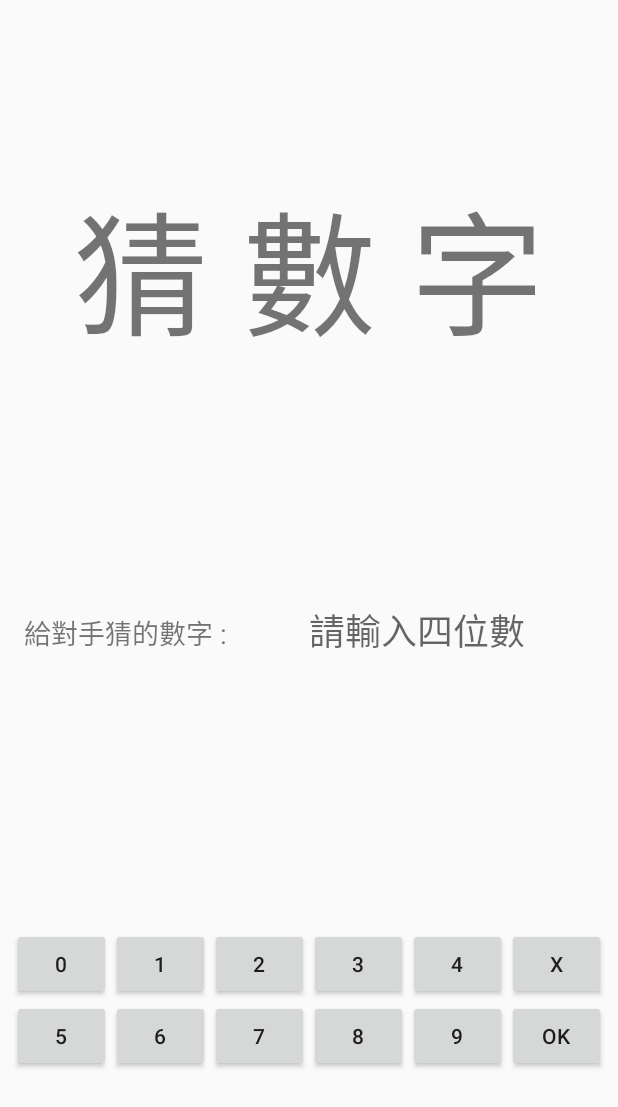
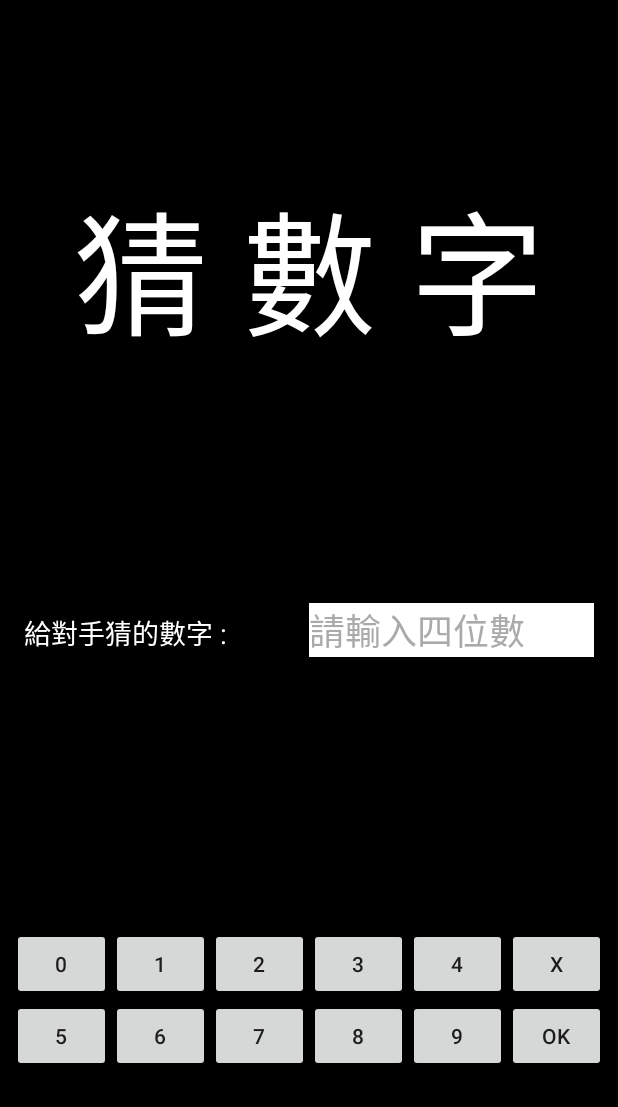
Before and after one commit to shusei/GuessNumberNetAndroid, an Android app: the screen it shows after launch (MainActivity), on a phone screen of 412 x 824 dp. Shown: the top 1107 px of the screen. Run offline under Robolectric (Android 15) with nearby library versions, the phone set to English and light mode, and no system bars; our stand-ins replace AdMob.

Commit message:
Interface color

```diff
--- a/app/build.gradle
+++ b/app/build.gradle
@@ -6,8 +6,8 @@ android {
         applicationId "com.heavener.guessnumbernet"
         minSdkVersion 15
         targetSdkVersion 26
-        versionCode 1
-        versionName "1.0"
+        versionCode 2
+        versionName "1.01"
         testInstrumentationRunner "android.support.test.runner.AndroidJUnitRunner"
     }
     buildTypes {
--- a/app/src/main/res/layout/activity_lose.xml
+++ b/app/src/main/res/layout/activity_lose.xml
@@ -4,6 +4,7 @@
     xmlns:tools="http://schemas.android.com/tools"
     android:layout_width="match_parent"
     android:layout_height="match_parent"
+    android:background="@android:color/background_dark"
     tools:context="com.heavener.guessnumbernet.LoseActivity">
 
     <TextView
@@ -11,6 +12,7 @@
         android:layout_width="wrap_content"
         android:layout_height="wrap_content"
         android:text="LOSE"
+        android:textColor="@android:color/background_light"
         android:textSize="96sp"
         app:layout_constraintBottom_toBottomOf="parent"
         app:layout_constraintLeft_toLeftOf="parent"
--- a/app/src/main/res/layout/activity_main.xml
+++ b/app/src/main/res/layout/activity_main.xml
@@ -4,6 +4,7 @@
     xmlns:tools="http://schemas.android.com/tools"
     android:layout_width="match_parent"
     android:layout_height="match_parent"
+    android:background="@android:color/black"
     tools:context="com.heavener.guessnumbernet.MainActivity">
 
     <TextView
@@ -16,6 +17,7 @@
         android:layout_marginTop="32dp"
         android:text="@string/textViewTitle"
         android:textAlignment="center"
+        android:textColor="@android:color/background_light"
         android:textSize="90sp"
         app:layout_constraintBottom_toTopOf="@+id/textViewID"
         app:layout_constraintEnd_toEndOf="parent"
@@ -32,28 +34,29 @@
         android:layout_marginStart="16dp"
         android:layout_marginTop="90dp"
         android:text="@string/textViewLabel"
+        android:textColor="@android:color/background_light"
         android:textSize="18sp"
         app:layout_constraintBottom_toTopOf="@+id/tableLayout"
         app:layout_constraintEnd_toStartOf="@+id/textViewID"
         app:layout_constraintHorizontal_chainStyle="spread_inside"
         app:layout_constraintStart_toStartOf="parent"
-        app:layout_constraintTop_toBottomOf="@+id/textViewTitle"
-        android:layout_marginLeft="16dp" />
+        app:layout_constraintTop_toBottomOf="@+id/textViewTitle" />
 
     <TextView
         android:id="@+id/textViewID"
         android:layout_width="0dp"
         android:layout_height="wrap_content"
         android:layout_marginEnd="16dp"
+        android:background="@android:color/background_light"
         android:ems="10"
+        android:hint="@string/textViewIDhint"
         android:inputType="none"
+        android:textColorHint="@android:color/darker_gray"
         android:textSize="24sp"
-        android:hint="@string/textViewIDhint"
         app:layout_constraintBottom_toBottomOf="@+id/textViewLabel"
         app:layout_constraintEnd_toEndOf="parent"
         app:layout_constraintStart_toEndOf="@+id/textViewLabel"
-        app:layout_constraintTop_toTopOf="@+id/textViewLabel"
-        android:layout_marginRight="16dp" />
+        app:layout_constraintTop_toTopOf="@+id/textViewLabel" />
 
     <TableLayout
         android:id="@+id/tableLayout"
--- a/app/src/main/res/layout/activity_playing.xml
+++ b/app/src/main/res/layout/activity_playing.xml
@@ -4,6 +4,7 @@
     xmlns:tools="http://schemas.android.com/tools"
     android:layout_width="match_parent"
     android:layout_height="match_parent"
+    android:background="@android:color/background_dark"
     tools:context="com.heavener.guessnumbernet.PlayingActivity">
 
     <ImageView
@@ -50,6 +51,7 @@
             android:layout_marginBottom="8dp"
             android:layout_marginStart="16dp"
             android:layout_marginTop="8dp"
+            android:textColor="@android:color/background_light"
             android:textSize="24sp"
             app:layout_constraintBottom_toTopOf="@+id/tableLayout"
             app:layout_constraintEnd_toStartOf="@+id/textViewPlayer2"
@@ -78,6 +80,7 @@
             android:layout_marginEnd="16dp"
             android:layout_marginStart="16dp"
             android:layout_marginTop="8dp"
+            android:textColor="@android:color/background_light"
             android:textSize="24sp"
             app:layout_constraintBottom_toTopOf="@+id/tableLayout"
             app:layout_constraintEnd_toEndOf="parent"
@@ -98,8 +101,7 @@
         android:orientation="horizontal"
         app:layout_constraintBottom_toTopOf="@+id/adView"
         app:layout_constraintEnd_toEndOf="parent"
-        app:layout_constraintStart_toStartOf="parent"
-        app:layout_constraintTop_toBottomOf="@+id/textViewPlayer2">
+        app:layout_constraintStart_toStartOf="parent">
 
         <TableRow
             android:layout_width="match_parent"
--- a/app/src/main/res/layout/activity_win.xml
+++ b/app/src/main/res/layout/activity_win.xml
@@ -4,6 +4,7 @@
     xmlns:tools="http://schemas.android.com/tools"
     android:layout_width="match_parent"
     android:layout_height="match_parent"
+    android:background="@android:color/background_dark"
     tools:context="com.heavener.guessnumbernet.WinActivity">
 
     <TextView
@@ -11,6 +12,7 @@
         android:layout_width="wrap_content"
         android:layout_height="wrap_content"
         android:text="WIN"
+        android:textColor="@android:color/background_light"
         android:textSize="96sp"
         app:layout_constraintBottom_toBottomOf="parent"
         app:layout_constraintLeft_toLeftOf="parent"
```
